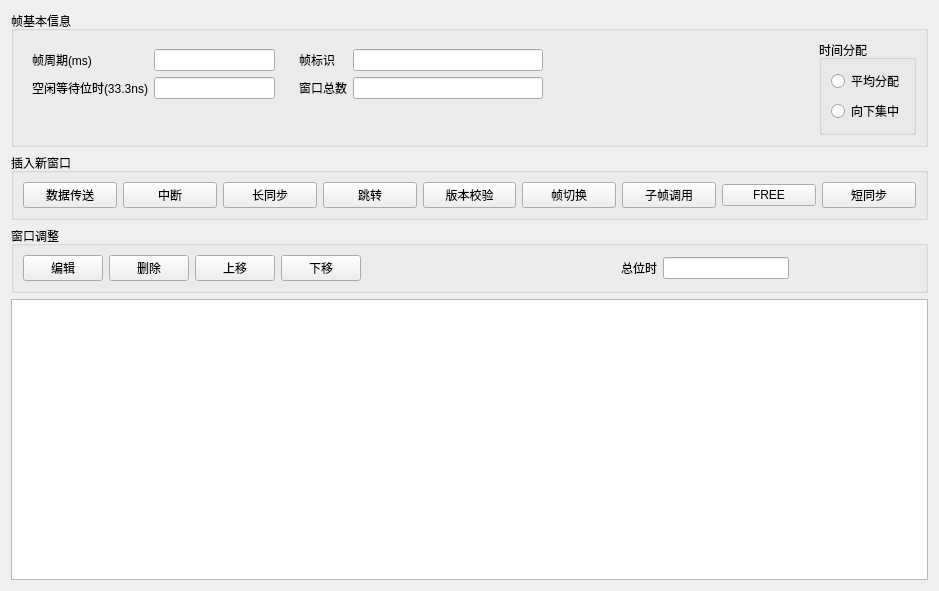
Qt form deviceModel/dataFrameCfgWidget.ui (RobbinLin7/ARINC659-SIM) before a commit.
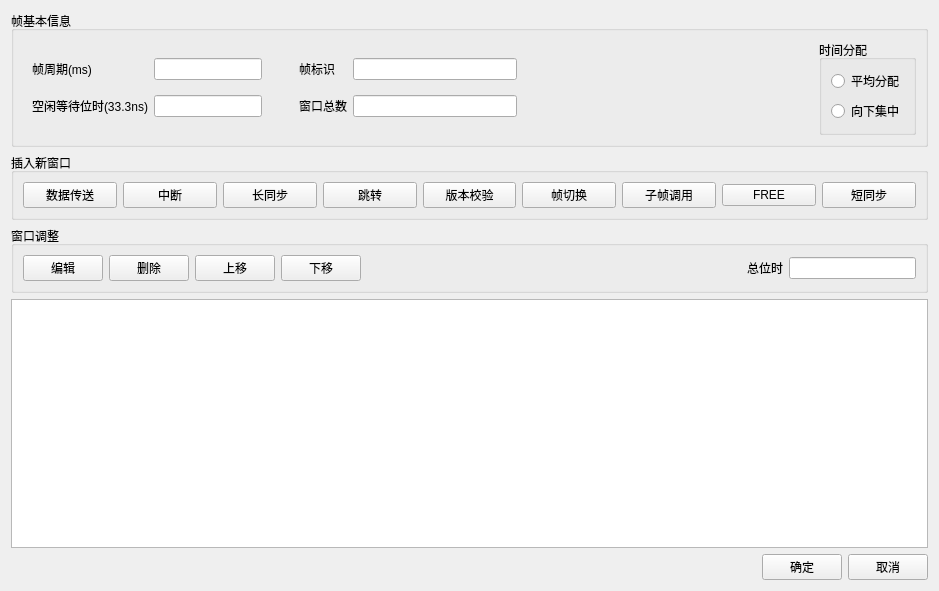
The same form after that commit.

The edit to the form file:
```diff
--- a/deviceModel/dataFrameCfgWidget.ui
+++ b/deviceModel/dataFrameCfgWidget.ui
@@ -22,7 +22,10 @@
      <layout class="QHBoxLayout" name="horizontalLayout_2">
       <item>
        <widget class="QWidget" name="widget" native="true">
-        <layout class="QFormLayout" name="formLayout">
+        <layout class="QGridLayout" name="gridLayout_2">
+         <item row="1" column="1">
+          <widget class="QLineEdit" name="idleWaitTime_lineEdit"/>
+         </item>
          <item row="0" column="0">
           <widget class="QLabel" name="label_2">
            <property name="text">
@@ -40,15 +43,29 @@
            </property>
           </widget>
          </item>
-         <item row="1" column="1">
-          <widget class="QLineEdit" name="lineEdit_2"/>
+         <item row="0" column="2">
+          <widget class="QLabel" name="label_8">
+           <property name="text">
+            <string/>
+           </property>
+          </widget>
+         </item>
+         <item row="1" column="2">
+          <widget class="QLabel" name="label_10">
+           <property name="text">
+            <string/>
+           </property>
+          </widget>
          </item>
         </layout>
        </widget>
       </item>
       <item>
        <widget class="QWidget" name="widget_2" native="true">
-        <layout class="QFormLayout" name="formLayout_2">
+        <layout class="QGridLayout" name="gridLayout">
+         <item row="1" column="1">
+          <widget class="QLineEdit" name="totalWindow_lineEdit"/>
+         </item>
          <item row="0" column="0">
           <widget class="QLabel" name="label_4">
            <property name="text">
@@ -59,6 +76,16 @@
          <item row="0" column="1">
           <widget class="QLineEdit" name="frameIdentification_lineEdit"/>
          </item>
+         <item row="0" column="3">
+          <widget class="QLabel" name="label_6">
+           <property name="styleSheet">
+            <string notr="true">color: rgb(255, 0, 0);</string>
+           </property>
+           <property name="text">
+            <string/>
+           </property>
+          </widget>
+         </item>
          <item row="1" column="0">
           <widget class="QLabel" name="label_5">
            <property name="text">
@@ -66,8 +93,19 @@
            </property>
           </widget>
          </item>
-         <item row="1" column="1">
-          <widget class="QLineEdit" name="lineEdit_4"/>
+         <item row="1" column="3">
+          <widget class="QLabel" name="label_7">
+           <property name="text">
+            <string/>
+           </property>
+          </widget>
+         </item>
+         <item row="1" column="2">
+          <widget class="QLabel" name="label_9">
+           <property name="text">
+            <string/>
+           </property>
+          </widget>
          </item>
         </layout>
        </widget>
@@ -230,6 +268,19 @@
         </property>
        </spacer>
       </item>
+      <item>
+       <spacer name="horizontalSpacer_3">
+        <property name="orientation">
+         <enum>Qt::Horizontal</enum>
+        </property>
+        <property name="sizeHint" stdset="0">
+         <size>
+          <width>40</width>
+          <height>20</height>
+         </size>
+        </property>
+       </spacer>
+      </item>
       <item>
        <spacer name="horizontalSpacer_4">
         <property name="orientation">
@@ -253,25 +304,43 @@
       <item>
        <widget class="QLineEdit" name="lineEdit_5"/>
       </item>
-      <item>
-       <spacer name="horizontalSpacer_3">
-        <property name="orientation">
-         <enum>Qt::Horizontal</enum>
-        </property>
-        <property name="sizeHint" stdset="0">
-         <size>
-          <width>40</width>
-          <height>20</height>
-         </size>
-        </property>
-       </spacer>
-      </item>
      </layout>
     </widget>
    </item>
    <item>
     <widget class="QTableWidget" name="tableWidget"/>
    </item>
+   <item>
+    <layout class="QHBoxLayout" name="horizontalLayout_4">
+     <item>
+      <spacer name="horizontalSpacer_5">
+       <property name="orientation">
+        <enum>Qt::Horizontal</enum>
+       </property>
+       <property name="sizeHint" stdset="0">
+        <size>
+         <width>40</width>
+         <height>20</height>
+        </size>
+       </property>
+      </spacer>
+     </item>
+     <item>
+      <widget class="QPushButton" name="okPushButton">
+       <property name="text">
+        <string>确定</string>
+       </property>
+      </widget>
+     </item>
+     <item>
+      <widget class="QPushButton" name="cancelPushButton">
+       <property name="text">
+        <string>取消</string>
+       </property>
+      </widget>
+     </item>
+    </layout>
+   </item>
   </layout>
  </widget>
  <resources/>
```
